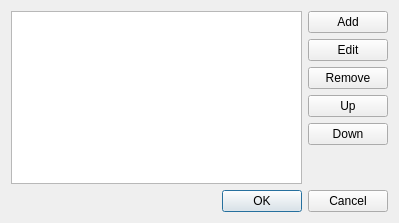
eiskaltdcpp/eiskaltdcpp, file eiskaltdcpp-qt/ui/UIPublicHubsList.ui: the form before one commit.
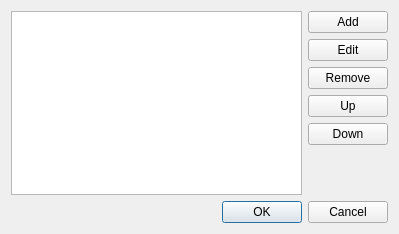
The form after the commit.

Patch:
```diff
--- a/eiskaltdcpp-qt/ui/UIPublicHubsList.ui
+++ b/eiskaltdcpp-qt/ui/UIPublicHubsList.ui
@@ -7,7 +7,7 @@
     <x>0</x>
     <y>0</y>
     <width>399</width>
-    <height>223</height>
+    <height>234</height>
    </rect>
   </property>
   <property name="windowTitle">
```
Left out of the diff: 2 changed lines with no effect on the pictures.
